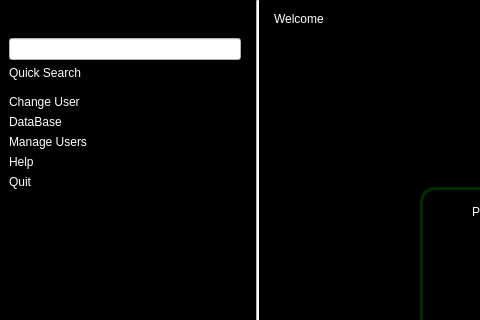
Old version of the form src/gui/UI/MainWindow.ui in the repository jgastal/plivros; both pictures show x 0 to 480 and y 0 to 320 of the 800 by 600 pixel window.
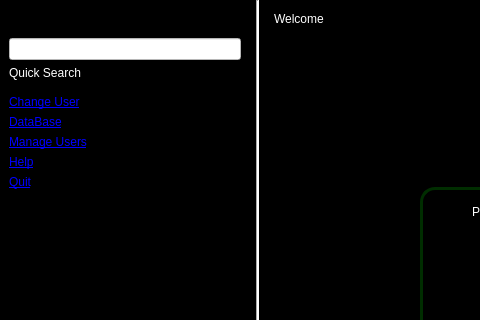
New version of the form. Icons and pictures are not drawn.

Commit message: Makes items in menu clickable(links). Main window now compiles, still missing a lot of functionality.

What changed in the file:
```diff
--- a/src/gui/UI/MainWindow.ui
+++ b/src/gui/UI/MainWindow.ui
@@ -82,35 +82,55 @@
        <item>
         <widget class="QLabel" name="changeUserLabel">
          <property name="text">
-          <string>Change User</string>
+          <string>&lt;!DOCTYPE HTML PUBLIC &quot;-//W3C//DTD HTML 4.0//EN&quot; &quot;http://www.w3.org/TR/REC-html40/strict.dtd&quot;&gt;
+&lt;html&gt;&lt;head&gt;&lt;meta name=&quot;qrichtext&quot; content=&quot;1&quot; /&gt;&lt;style type=&quot;text/css&quot;&gt;
+p, li { white-space: pre-wrap; }
+&lt;/style&gt;&lt;/head&gt;&lt;body style=&quot; font-family:'DejaVu Sans'; font-size:9pt; font-weight:400; font-style:normal;&quot;&gt;
+&lt;p style=&quot; margin-top:0px; margin-bottom:0px; margin-left:0px; margin-right:0px; -qt-block-indent:0; text-indent:0px;&quot;&gt;&lt;a href=&quot;internal:/user&quot;&gt;&lt;span style=&quot; text-decoration: underline; color:#0000ff;&quot;&gt;Change User&lt;/span&gt;&lt;/a&gt;&lt;/p&gt;&lt;/body&gt;&lt;/html&gt;</string>
          </property>
         </widget>
        </item>
        <item>
         <widget class="QLabel" name="dataBaseLabel">
          <property name="text">
-          <string>DataBase</string>
+          <string>&lt;!DOCTYPE HTML PUBLIC &quot;-//W3C//DTD HTML 4.0//EN&quot; &quot;http://www.w3.org/TR/REC-html40/strict.dtd&quot;&gt;
+&lt;html&gt;&lt;head&gt;&lt;meta name=&quot;qrichtext&quot; content=&quot;1&quot; /&gt;&lt;style type=&quot;text/css&quot;&gt;
+p, li { white-space: pre-wrap; }
+&lt;/style&gt;&lt;/head&gt;&lt;body style=&quot; font-family:'DejaVu Sans'; font-size:9pt; font-weight:400; font-style:normal;&quot;&gt;
+&lt;p style=&quot; margin-top:0px; margin-bottom:0px; margin-left:0px; margin-right:0px; -qt-block-indent:0; text-indent:0px;&quot;&gt;&lt;a href=&quot;internal:/db&quot;&gt;&lt;span style=&quot; text-decoration: underline; color:#0000ff;&quot;&gt;DataBase&lt;/span&gt;&lt;/a&gt;&lt;/p&gt;&lt;/body&gt;&lt;/html&gt;</string>
          </property>
         </widget>
        </item>
        <item>
         <widget class="QLabel" name="manageUsersLabel">
          <property name="text">
-          <string>Manage Users</string>
+          <string>&lt;!DOCTYPE HTML PUBLIC &quot;-//W3C//DTD HTML 4.0//EN&quot; &quot;http://www.w3.org/TR/REC-html40/strict.dtd&quot;&gt;
+&lt;html&gt;&lt;head&gt;&lt;meta name=&quot;qrichtext&quot; content=&quot;1&quot; /&gt;&lt;style type=&quot;text/css&quot;&gt;
+p, li { white-space: pre-wrap; }
+&lt;/style&gt;&lt;/head&gt;&lt;body style=&quot; font-family:'DejaVu Sans'; font-size:9pt; font-weight:400; font-style:normal;&quot;&gt;
+&lt;p style=&quot; margin-top:0px; margin-bottom:0px; margin-left:0px; margin-right:0px; -qt-block-indent:0; text-indent:0px;&quot;&gt;&lt;a href=&quot;internal:/users&quot;&gt;&lt;span style=&quot; text-decoration: underline; color:#0000ff;&quot;&gt;Manage Users&lt;/span&gt;&lt;/a&gt;&lt;/p&gt;&lt;/body&gt;&lt;/html&gt;</string>
          </property>
         </widget>
        </item>
        <item>
         <widget class="QLabel" name="helpLabel">
          <property name="text">
-          <string>Help</string>
+          <string>&lt;!DOCTYPE HTML PUBLIC &quot;-//W3C//DTD HTML 4.0//EN&quot; &quot;http://www.w3.org/TR/REC-html40/strict.dtd&quot;&gt;
+&lt;html&gt;&lt;head&gt;&lt;meta name=&quot;qrichtext&quot; content=&quot;1&quot; /&gt;&lt;style type=&quot;text/css&quot;&gt;
+p, li { white-space: pre-wrap; }
+&lt;/style&gt;&lt;/head&gt;&lt;body style=&quot; font-family:'DejaVu Sans'; font-size:9pt; font-weight:400; font-style:normal;&quot;&gt;
+&lt;p style=&quot; margin-top:0px; margin-bottom:0px; margin-left:0px; margin-right:0px; -qt-block-indent:0; text-indent:0px;&quot;&gt;&lt;a href=&quot;internal:/help&quot;&gt;&lt;span style=&quot; text-decoration: underline; color:#0000ff;&quot;&gt;Help&lt;/span&gt;&lt;/a&gt;&lt;/p&gt;&lt;/body&gt;&lt;/html&gt;</string>
          </property>
         </widget>
        </item>
        <item>
         <widget class="QLabel" name="quitLabel">
          <property name="text">
-          <string>Quit</string>
+          <string>&lt;!DOCTYPE HTML PUBLIC &quot;-//W3C//DTD HTML 4.0//EN&quot; &quot;http://www.w3.org/TR/REC-html40/strict.dtd&quot;&gt;
+&lt;html&gt;&lt;head&gt;&lt;meta name=&quot;qrichtext&quot; content=&quot;1&quot; /&gt;&lt;style type=&quot;text/css&quot;&gt;
+p, li { white-space: pre-wrap; }
+&lt;/style&gt;&lt;/head&gt;&lt;body style=&quot; font-family:'DejaVu Sans'; font-size:9pt; font-weight:400; font-style:normal;&quot;&gt;
+&lt;p style=&quot; margin-top:0px; margin-bottom:0px; margin-left:0px; margin-right:0px; -qt-block-indent:0; text-indent:0px;&quot;&gt;&lt;a href=&quot;internal:/quit&quot;&gt;&lt;span style=&quot; text-decoration: underline; color:#0000ff;&quot;&gt;Quit&lt;/span&gt;&lt;/a&gt;&lt;/p&gt;&lt;/body&gt;&lt;/html&gt;</string>
          </property>
         </widget>
        </item>
```
The commit also changes 2 other files.
